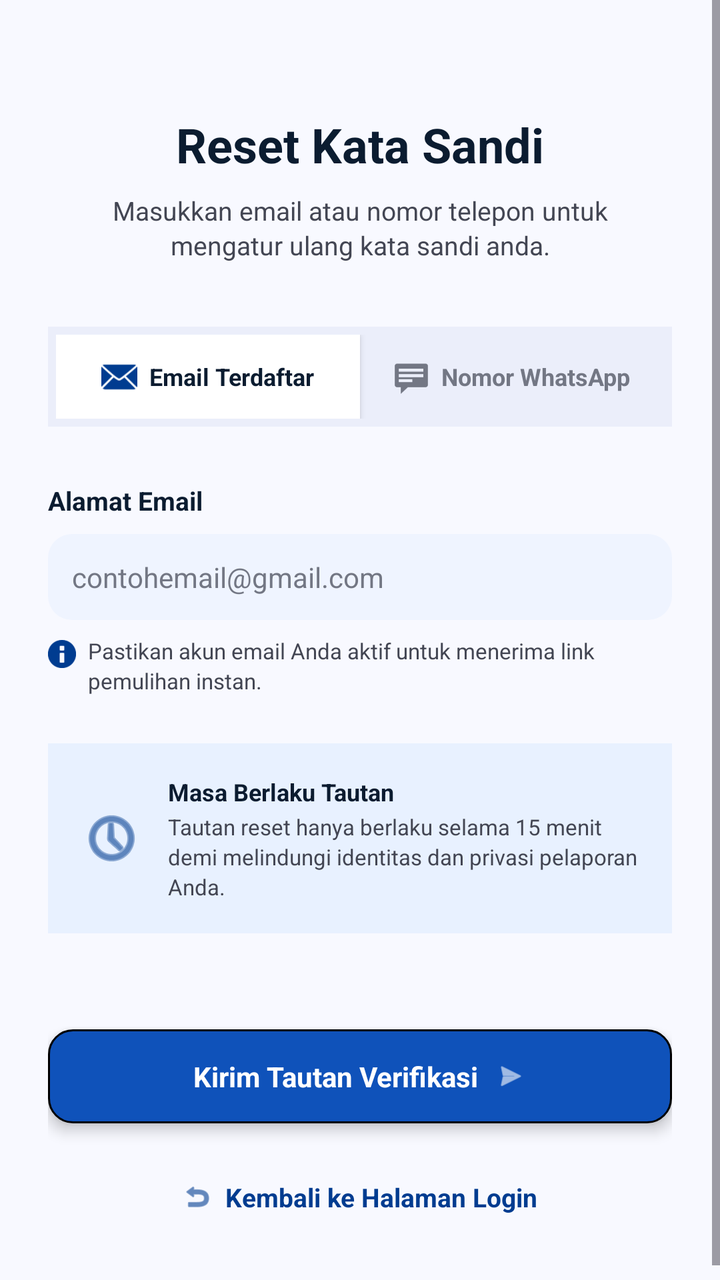
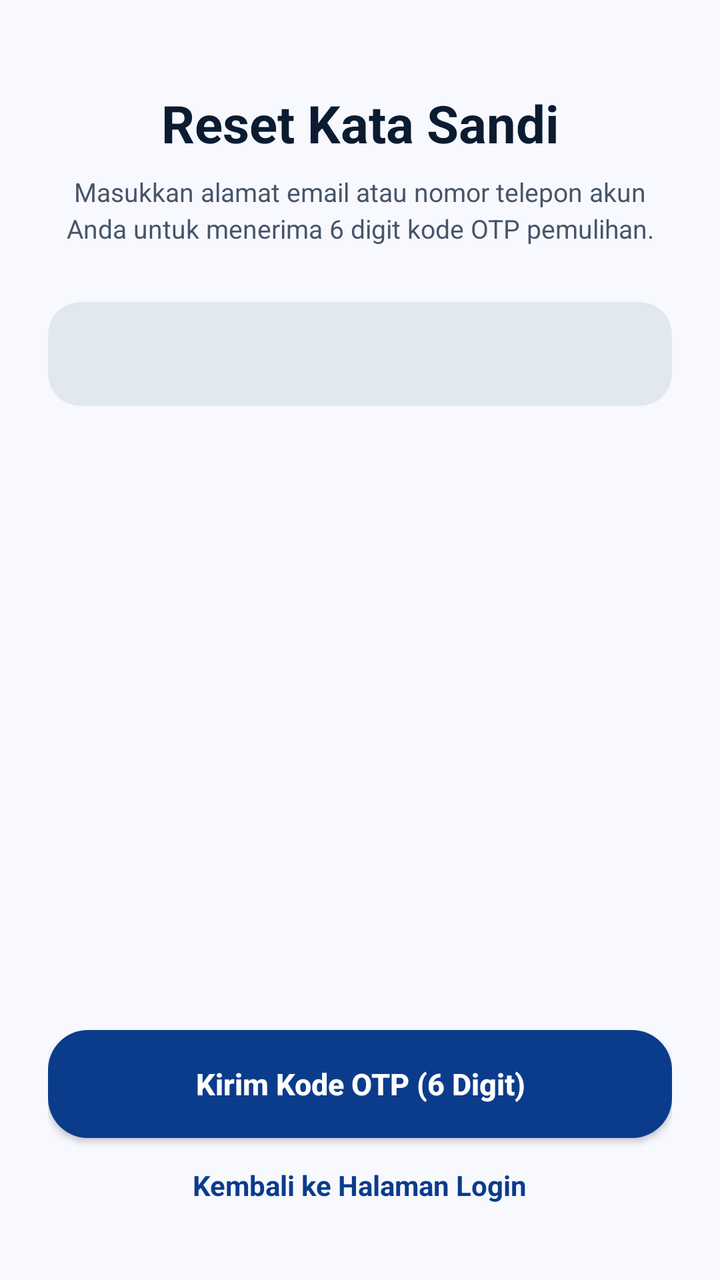

An Android layout rendered at two revisions. The XML below is the earlier revision; the diff shows what the commit changed to produce the second picture.
<!-- AndroidManifest.xml: application theme Theme.PinPoint -->
<!-- res/layout/activity_forgot_password.xml -->
<?xml version="1.0" encoding="utf-8"?>
<ScrollView xmlns:android="http://schemas.android.com/apk/res/android"
    xmlns:app="http://schemas.android.com/apk/res-auto"
    android:layout_width="match_parent"
    android:layout_height="match_parent"
    android:fillViewport="true"
    android:background="#F8F9FF">

    <LinearLayout
        android:layout_width="match_parent"
        android:layout_height="wrap_content"
        android:orientation="vertical"
        android:paddingHorizontal="24dp"
        android:paddingTop="56dp"
        android:paddingBottom="32dp"
        android:gravity="center_horizontal">

        
        <TextView
            android:id="@+id/tvTitle"
            android:layout_width="wrap_content"
            android:layout_height="wrap_content"
            android:text="Reset Kata Sandi"
            android:textColor="#0B1C30"
            android:textSize="24sp"
            android:textStyle="bold"
            android:layout_marginBottom="8dp" />

        <TextView
            android:id="@+id/tvSubtitle"
            android:layout_width="280dp"
            android:layout_height="wrap_content"
            android:gravity="center"
            android:text="Masukkan email atau nomor telepon untuk mengatur ulang kata sandi anda."
            android:textColor="#434653"
            android:textSize="13sp"
            android:lineSpacingExtra="2dp"
            android:layout_marginBottom="32dp" />

        
        <LinearLayout
            android:layout_width="match_parent"
            android:layout_height="wrap_content"
            android:background="#EBEEFA"
            android:orientation="horizontal"
            android:padding="4dp"
            android:layout_marginBottom="28dp">

            
            <LinearLayout
                android:id="@+id/btnTabEmail"
                android:layout_width="0dp"
                android:layout_height="wrap_content"
                android:layout_weight="1"
                android:background="#FFFFFF"
                android:elevation="2dp"
                android:gravity="center"
                android:orientation="horizontal"
                android:paddingVertical="12dp"
                android:clickable="true"
                android:focusable="true">

                <ImageView
                    android:id="@+id/ivTabEmailIcon"
                    android:layout_width="18dp"
                    android:layout_height="18dp"
                    android:src="@android:drawable/ic_dialog_email"
                    android:layout_marginEnd="6dp"
                    app:tint="#003C90" />

                <TextView
                    android:id="@+id/tvTabEmailText"
                    android:layout_width="wrap_content"
                    android:layout_height="wrap_content"
                    android:text="Email Terdaftar"
                    android:textColor="#0B1C30"
                    android:textSize="12sp"
                    android:textStyle="bold" />
            </LinearLayout>

            
            <LinearLayout
                android:id="@+id/btnTabPhone"
                android:layout_width="0dp"
                android:layout_height="wrap_content"
                android:layout_weight="1"
                android:background="@null"
                android:gravity="center"
                android:orientation="horizontal"
                android:paddingVertical="12dp"
                android:clickable="true"
                android:focusable="true">

                <ImageView
                    android:id="@+id/ivTabPhoneIcon"
                    android:layout_width="18dp"
                    android:layout_height="18dp"
                    android:src="@android:drawable/stat_notify_chat"
                    android:layout_marginEnd="6dp"
                    app:tint="#737784" />

                <TextView
                    android:id="@+id/tvTabPhoneText"
                    android:layout_width="wrap_content"
                    android:layout_height="wrap_content"
                    android:text="Nomor WhatsApp"
                    android:textColor="#737784"
                    android:textSize="12sp"
                    android:textStyle="bold" />
            </LinearLayout>
        </LinearLayout>

        
        <LinearLayout
            android:layout_width="match_parent"
            android:layout_height="wrap_content"
            android:orientation="vertical"
            android:layout_marginBottom="24dp">

            <TextView
                android:id="@+id/tvInputLabel"
                android:layout_width="match_parent"
                android:layout_height="wrap_content"
                android:text="Alamat Email"
                android:textColor="#0B1C30"
                android:textSize="13sp"
                android:textStyle="bold"
                android:layout_marginBottom="8dp" />

            <EditText
                android:id="@+id/etInput"
                android:layout_width="match_parent"
                android:layout_height="wrap_content"
                android:background="@drawable/kolom_form"
                android:hint="contohemail@gmail.com"
                android:inputType="textEmailAddress"
                android:padding="12dp"
                android:textColor="#0B1C30"
                android:textColorHint="#737784"
                android:textSize="14sp"
                android:layout_marginBottom="8dp" />

            <LinearLayout
                android:layout_width="match_parent"
                android:layout_height="wrap_content"
                android:orientation="horizontal"
                android:gravity="top">

                <ImageView
                    android:layout_width="14dp"
                    android:layout_height="14dp"
                    android:src="@android:drawable/ic_dialog_info"
                    android:layout_marginEnd="6dp"
                    android:layout_marginTop="2dp"
                    app:tint="#003C90" />

                <TextView
                    android:id="@+id/tvInfoHint"
                    android:layout_width="match_parent"
                    android:layout_height="wrap_content"
                    android:text="Pastikan akun email Anda aktif untuk menerima link pemulihan instan."
                    android:textColor="#434653"
                    android:textSize="11sp"
                    android:lineSpacingExtra="2dp" />
            </LinearLayout>
        </LinearLayout>

        
        <LinearLayout
            android:layout_width="match_parent"
            android:layout_height="wrap_content"
            android:background="#E8F1FF"
            android:orientation="horizontal"
            android:padding="16dp"
            android:gravity="center_vertical"
            android:layout_marginBottom="48dp">

            <ImageView
                android:layout_width="32dp"
                android:layout_height="32dp"
                android:src="@android:drawable/ic_menu_recent_history"
                android:layout_marginEnd="12dp"
                app:tint="#003C90" />

            <LinearLayout
                android:layout_width="match_parent"
                android:layout_height="wrap_content"
                android:orientation="vertical">

                <TextView
                    android:layout_width="wrap_content"
                    android:layout_height="wrap_content"
                    android:text="Masa Berlaku Tautan"
                    android:textColor="#0B1C30"
                    android:textSize="12sp"
                    android:textStyle="bold"
                    android:layout_marginBottom="2dp" />

                <TextView
                    android:layout_width="match_parent"
                    android:layout_height="wrap_content"
                    android:text="Tautan reset hanya berlaku selama 15 menit demi melindungi identitas dan privasi pelaporan Anda."
                    android:textColor="#434653"
                    android:textSize="11sp"
                    android:lineSpacingExtra="2dp" />
            </LinearLayout>
        </LinearLayout>

        
        <LinearLayout
            android:id="@+id/btnSubmitForgotPassword"
            android:layout_width="match_parent"
            android:layout_height="wrap_content"
            android:background="@drawable/shape3"
            android:gravity="center"
            android:paddingVertical="14dp"
            android:elevation="4dp"
            android:clickable="true"
            android:focusable="true"
            android:orientation="horizontal"
            android:layout_marginBottom="20dp">

            <TextView
                android:layout_width="wrap_content"
                android:layout_height="wrap_content"
                android:text="Kirim Tautan Verifikasi"
                android:textColor="#FFFFFF"
                android:textSize="14sp"
                android:textStyle="bold"
                android:layout_marginEnd="8dp" />

            <ImageView
                android:layout_width="16dp"
                android:layout_height="16dp"
                android:src="@android:drawable/ic_menu_send"
                app:tint="#FFFFFF" />
        </LinearLayout>

        
        <LinearLayout
            android:id="@+id/btnBackToLogin"
            android:layout_width="wrap_content"
            android:layout_height="wrap_content"
            android:orientation="horizontal"
            android:gravity="center"
            android:clickable="true"
            android:focusable="true"
            android:padding="8dp">

            <ImageView
                android:layout_width="16dp"
                android:layout_height="16dp"
                android:src="@android:drawable/ic_menu_revert"
                android:layout_marginEnd="6dp"
                app:tint="#003C90" />

            <TextView
                android:layout_width="wrap_content"
                android:layout_height="wrap_content"
                android:text="Kembali ke Halaman Login"
                android:textColor="#003C90"
                android:textSize="13sp"
                android:textStyle="bold" />
        </LinearLayout>

    </LinearLayout>
</ScrollView>
<!-- resources referenced by this layout -->
<resources>
  <!-- drawable kolom_form (drawable) -->
  <?xml version="1.0" encoding="UTF-8"?>
  <shape
      xmlns:android="http://schemas.android.com/apk/res/android">
      <solid
          android:color="#EFF4FF"
          />
      <corners
          android:radius="12dp"
          />
  </shape>
  <!-- drawable shape3 (drawable) -->
  <?xml version="1.0" encoding="UTF-8"?>
  <shape
      xmlns:android="http://schemas.android.com/apk/res/android">
      <solid
          android:color="#0F52BA"
          />
      <stroke
          android:color="#000000"
          android:width="1dp"
          />
      <corners
          android:radius="12dp"
          />
  </shape>
  <style name="Theme.PinPoint" parent="Base.Theme.PinPoint" />
  <style name="Base.Theme.PinPoint" parent="Theme.Material3.DayNight.NoActionBar">
          
          
      </style>
</resources>

<!-- the commit's change to res/layout/activity_forgot_password.xml (unified diff, before → after) -->
@@ -1,267 +1,116 @@
 <?xml version="1.0" encoding="utf-8"?>
-<ScrollView xmlns:android="http://schemas.android.com/apk/res/android"
+<RelativeLayout xmlns:android="http://schemas.android.com/apk/res/android"
     xmlns:app="http://schemas.android.com/apk/res-auto"
     android:layout_width="match_parent"
     android:layout_height="match_parent"
-    android:fillViewport="true"
     android:background="#F8F9FF">
 
     <LinearLayout
         android:layout_width="match_parent"
-        android:layout_height="wrap_content"
+        android:layout_height="match_parent"
         android:orientation="vertical"
-        android:paddingHorizontal="24dp"
-        android:paddingTop="56dp"
-        android:paddingBottom="32dp"
-        android:gravity="center_horizontal">
+        android:paddingTop="44dp">
 
         
         <TextView
-            android:id="@+id/tvTitle"
-            android:layout_width="wrap_content"
+            android:layout_width="match_parent"
             android:layout_height="wrap_content"
+            android:gravity="center"
             android:text="Reset Kata Sandi"
             android:textColor="#0B1C30"
-            android:textSize="24sp"
+            android:textSize="26sp"
             android:textStyle="bold"
             android:layout_marginBottom="8dp" />
 
         <TextView
-            android:id="@+id/tvSubtitle"
-            android:layout_width="280dp"
+            android:layout_width="match_parent"
             android:layout_height="wrap_content"
             android:gravity="center"
-            android:text="Masukkan email atau nomor telepon untuk mengatur ulang kata sandi anda."
-            android:textColor="#434653"
+            android:paddingHorizontal="32dp"
+            android:text="Masukkan alamat email atau nomor telepon akun Anda untuk menerima 6 digit kode OTP pemulihan."
+            android:textColor="#475569"
             android:textSize="13sp"
-            android:lineSpacingExtra="2dp"
-            android:layout_marginBottom="32dp" />
+            android:lineSpacingExtra="3dp"
+            android:layout_marginBottom="28dp" />
 
         
-        <LinearLayout
+        <androidx.cardview.widget.CardView
             android:layout_width="match_parent"
-            android:layout_height="wrap_content"
-            android:background="#EBEEFA"
-            android:orientation="horizontal"
-            android:padding="4dp"
-            android:layout_marginBottom="28dp">
+            android:layout_height="52dp"
+            android:layout_marginHorizontal="24dp"
+            app:cardCornerRadius="16dp"
+            app:cardElevation="0dp"
+            app:cardBackgroundColor="#E2E8F0">
 
-            
-            <LinearLayout
-                android:id="@+id/btnTabEmail"
-                android:layout_width="0dp"
-                android:layout_height="wrap_content"
-                android:layout_weight="1"
-                android:background="#FFFFFF"
-                android:elevation="2dp"
-                android:gravity="center"
-                android:orientation="horizontal"
-                android:paddingVertical="12dp"
-                android:clickable="true"
-                android:focusable="true">
+            <com.google.android.material.tabs.TabLayout
+                android:id="@+id/tabLayoutForgotPassword"
+                android:layout_width="match_parent"
+                android:layout_height="match_parent"
+                android:background="@android:color/transparent"
+                app:tabBackground="@android:color/transparent"
+                app:tabIndicator="@drawable/bg_tab_pill_indicator"
+                app:tabIndicatorColor="#0B3C8C"
+                app:tabIndicatorGravity="stretch"
+                app:tabIndicatorFullWidth="true"
+                app:tabIndicatorAnimationMode="elastic"
+                app:tabMode="fixed"
+                app:tabGravity="fill"
+                app:tabSelectedTextColor="#FFFFFF"
+                app:tabTextColor="#475569"
+                app:tabRippleColor="@null"
+                app:tabIconTint="@color/tab_icon_selector"
+                app:tabInlineLabel="true" />
+        </androidx.cardview.widget.CardView>
 
-                <ImageView
-                    android:id="@+id/ivTabEmailIcon"
-                    android:layout_width="18dp"
-                    android:layout_height="18dp"
-                    android:src="@android:drawable/ic_dialog_email"
-                    android:layout_marginEnd="6dp"
-                    app:tint="#003C90" />
-
-                <TextView
-                    android:id="@+id/tvTabEmailText"
-                    android:layout_width="wrap_content"
-                    android:layout_height="wrap_content"
-                    android:text="Email Terdaftar"
-                    android:textColor="#0B1C30"
-                    android:textSize="12sp"
-                    android:textStyle="bold" />
-            </LinearLayout>
-
-            
-            <LinearLayout
-                android:id="@+id/btnTabPhone"
-                android:layout_width="0dp"
-                android:layout_height="wrap_content"
-                android:layout_weight="1"
-                android:background="@null"
-                android:gravity="center"
-                android:orientation="horizontal"
-                android:paddingVertical="12dp"
-                android:clickable="true"
-                android:focusable="true">
-
-                <ImageView
-                    android:id="@+id/ivTabPhoneIcon"
-                    android:layout_width="18dp"
-                    android:layout_height="18dp"
-                    android:src="@android:drawable/stat_notify_chat"
-                    android:layout_marginEnd="6dp"
-                    app:tint="#737784" />
-
-                <TextView
-                    android:id="@+id/tvTabPhoneText"
-                    android:layout_width="wrap_content"
-                    android:layout_height="wrap_content"
-                    android:text="Nomor WhatsApp"
-                    android:textColor="#737784"
-                    android:textSize="12sp"
-                    android:textStyle="bold" />
-            </LinearLayout>
-        </LinearLayout>
+        
+        <androidx.viewpager2.widget.ViewPager2
+            android:id="@+id/viewPagerForgotPassword"
+            android:layout_width="match_parent"
+            android:layout_height="0dp"
+            android:layout_weight="1"
+            android:layout_marginTop="24dp" />
 
         
         <LinearLayout
             android:layout_width="match_parent"
             android:layout_height="wrap_content"
             android:orientation="vertical"
-            android:layout_marginBottom="24dp">
+            android:paddingHorizontal="24dp"
+            android:paddingTop="12dp"
+            android:paddingBottom="24dp"
+            android:background="#F8F9FF">
 
-            <TextView
-                android:id="@+id/tvInputLabel"
+            <androidx.appcompat.widget.AppCompatButton
+                android:id="@+id/btnSubmitForgotPassword"
+                android:layout_width="match_parent"
+                android:layout_height="54dp"
+                android:text="Kirim Kode OTP (6 Digit)"
+                android:textAllCaps="false"
+                android:textStyle="bold"
+                android:textColor="#FFFFFF"
+                android:textSize="15sp"
+                android:background="@drawable/bg_chip_blue_active"
+                android:elevation="2dp" />
+
+            <LinearLayout
+                android:id="@+id/btnBackToLogin"
                 android:layout_width="match_parent"
                 android:layout_height="wrap_content"
-                android:text="Alamat Email"
-                android:textColor="#0B1C30"
-                android:textSize="13sp"
-                android:textStyle="bold"
-                android:layout_marginBottom="8dp" />
-
-            <EditText
-                android:id="@+id/etInput"
-                android:layout_width="match_parent"
-                android:layout_height="wrap_content"
-                android:background="@drawable/kolom_form"
-                android:hint="contohemail@gmail.com"
-                android:inputType="textEmailAddress"
-                android:padding="12dp"
-                android:textColor="#0B1C30"
-                android:textColorHint="#737784"
-                android:textSize="14sp"
-                android:layout_marginBottom="8dp" />
-
-            <LinearLayout
-                android:layout_width="match_parent"
-                android:layout_height="wrap_content"
+                android:gravity="center"
+                android:padding="14dp"
                 android:orientation="horizontal"
-                android:gravity="top">
-
-                <ImageView
-                    android:layout_width="14dp"
-                    android:layout_height="14dp"
-                    android:src="@android:drawable/ic_dialog_info"
-                    android:layout_marginEnd="6dp"
-                    android:layout_marginTop="2dp"
-                    app:tint="#003C90" />
-
-                <TextView
-                    android:id="@+id/tvInfoHint"
-                    android:layout_width="match_parent"
-                    android:layout_height="wrap_content"
-                    android:text="Pastikan akun email Anda aktif untuk menerima link pemulihan instan."
-                    android:textColor="#434653"
-                    android:textSize="11sp"
-                    android:lineSpacingExtra="2dp" />
-            </LinearLayout>
-        </LinearLayout>
-
-        
-        <LinearLayout
-            android:layout_width="match_parent"
-            android:layout_height="wrap_content"
-            android:background="#E8F1FF"
-            android:orientation="horizontal"
-            android:padding="16dp"
-            android:gravity="center_vertical"
-            android:layout_marginBottom="48dp">
-
-            <ImageView
-                android:layout_width="32dp"
-                android:layout_height="32dp"
-                android:src="@android:drawable/ic_menu_recent_history"
-                android:layout_marginEnd="12dp"
-                app:tint="#003C90" />
-
-            <LinearLayout
-                android:layout_width="match_parent"
-                android:layout_height="wrap_content"
-                android:orientation="vertical">
+                android:clickable="true"
+                android:focusable="true">
 
                 <TextView
                     android:layout_width="wrap_content"
                     android:layout_height="wrap_content"
-                    android:text="Masa Berlaku Tautan"
-                    android:textColor="#0B1C30"
-                    android:textSize="12sp"
+                    android:text="Kembali ke Halaman Login"
+                    android:textColor="#0B3C8C"
                     android:textStyle="bold"
-                    android:layout_marginBottom="2dp" />
-
-                <TextView
-                    android:layout_width="match_parent"
-                    android:layout_height="wrap_content"
-                    android:text="Tautan reset hanya berlaku selama 15 menit demi melindungi identitas dan privasi pelaporan Anda."
-                    android:textColor="#434653"
-                    android:textSize="11sp"
-                    android:lineSpacingExtra="2dp" />
+                    android:textSize="14sp" />
             </LinearLayout>
         </LinearLayout>
+    </LinearLayout>
 
-        
-        <LinearLayout
-            android:id="@+id/btnSubmitForgotPassword"
-            android:layout_width="match_parent"
-            android:layout_height="wrap_content"
-            android:background="@drawable/shape3"
-            android:gravity="center"
-            android:paddingVertical="14dp"
-            android:elevation="4dp"
-            android:clickable="true"
-            android:focusable="true"
-            android:orientation="horizontal"
-            android:layout_marginBottom="20dp">
-
-            <TextView
-                android:layout_width="wrap_content"
-                android:layout_height="wrap_content"
-                android:text="Kirim Tautan Verifikasi"
-                android:textColor="#FFFFFF"
-                android:textSize="14sp"
-                android:textStyle="bold"
-                android:layout_marginEnd="8dp" />
-
-            <ImageView
-                android:layout_width="16dp"
-                android:layout_height="16dp"
-                android:src="@android:drawable/ic_menu_send"
-                app:tint="#FFFFFF" />
-        </LinearLayout>
-
-        
-        <LinearLayout
-            android:id="@+id/btnBackToLogin"
-            android:layout_width="wrap_content"
-            android:layout_height="wrap_content"
-            android:orientation="horizontal"
-            android:gravity="center"
-            android:clickable="true"
-            android:focusable="true"
-            android:padding="8dp">
-
-            <ImageView
-                android:layout_width="16dp"
-                android:layout_height="16dp"
-                android:src="@android:drawable/ic_menu_revert"
-                android:layout_marginEnd="6dp"
-                app:tint="#003C90" />
-
-            <TextView
-                android:layout_width="wrap_content"
-                android:layout_height="wrap_content"
-                android:text="Kembali ke Halaman Login"
-                android:textColor="#003C90"
-                android:textSize="13sp"
-                android:textStyle="bold" />
-        </LinearLayout>
-
-    </LinearLayout>
-</ScrollView>
+</RelativeLayout>
<!-- resource entries referenced after the edit -->
@@ -1,31 +1,24 @@
 <!-- resources referenced by this layout -->
 <resources>
-  <!-- drawable kolom_form (drawable) -->
-  <?xml version="1.0" encoding="UTF-8"?>
-  <shape
-      xmlns:android="http://schemas.android.com/apk/res/android">
-      <solid
-          android:color="#EFF4FF"
-          />
-      <corners
-          android:radius="12dp"
-          />
+  <!-- drawable bg_chip_blue_active (drawable) -->
+  <?xml version="1.0" encoding="utf-8"?>
+  <shape xmlns:android="http://schemas.android.com/apk/res/android"
+      android:shape="rectangle">
+      <solid android:color="#0B3C8C" />
+      <corners android:radius="20dp" />
   </shape>
-  <!-- drawable shape3 (drawable) -->
-  <?xml version="1.0" encoding="UTF-8"?>
-  <shape
-      xmlns:android="http://schemas.android.com/apk/res/android">
-      <solid
-          android:color="#0F52BA"
-          />
-      <stroke
-          android:color="#000000"
-          android:width="1dp"
-          />
-      <corners
-          android:radius="12dp"
-          />
-  </shape>
+  <!-- drawable bg_tab_pill_indicator (drawable) -->
+  <?xml version="1.0" encoding="utf-8"?>
+  <inset xmlns:android="http://schemas.android.com/apk/res/android"
+      android:insetLeft="4dp"
+      android:insetTop="4dp"
+      android:insetRight="4dp"
+      android:insetBottom="4dp">
+      <shape android:shape="rectangle">
+          <solid android:color="#0B3C8C" />
+          <corners android:radius="12dp" />
+      </shape>
+  </inset>
   <style name="Theme.PinPoint" parent="Base.Theme.PinPoint" />
   <style name="Base.Theme.PinPoint" parent="Theme.Material3.DayNight.NoActionBar">
           
